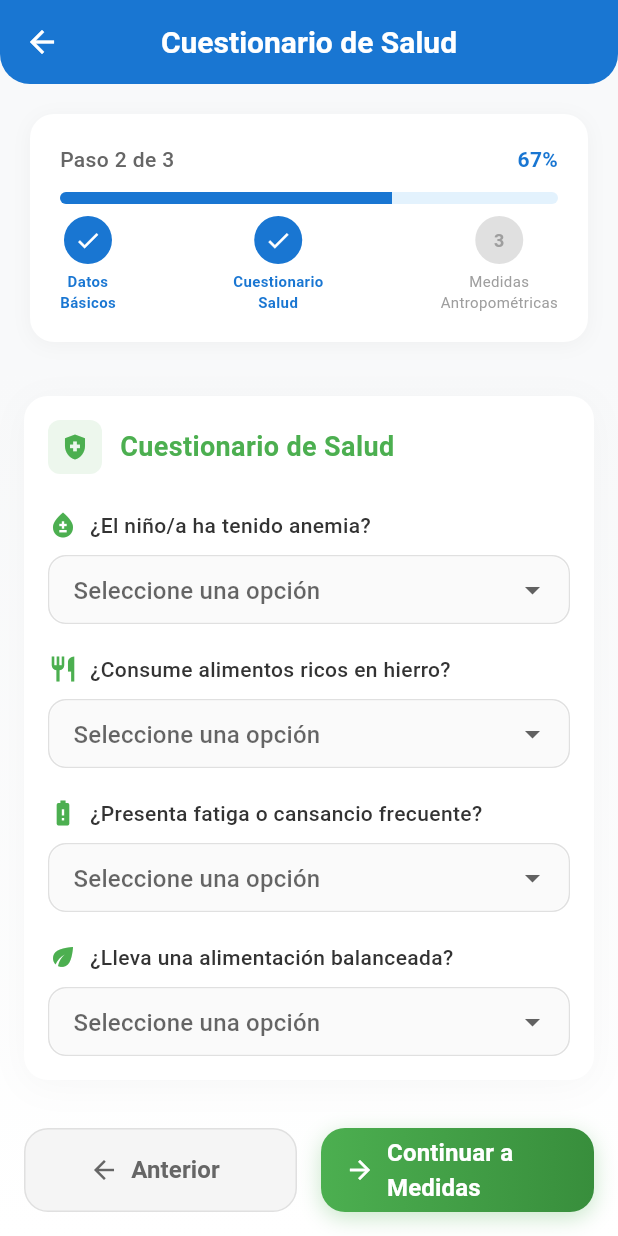
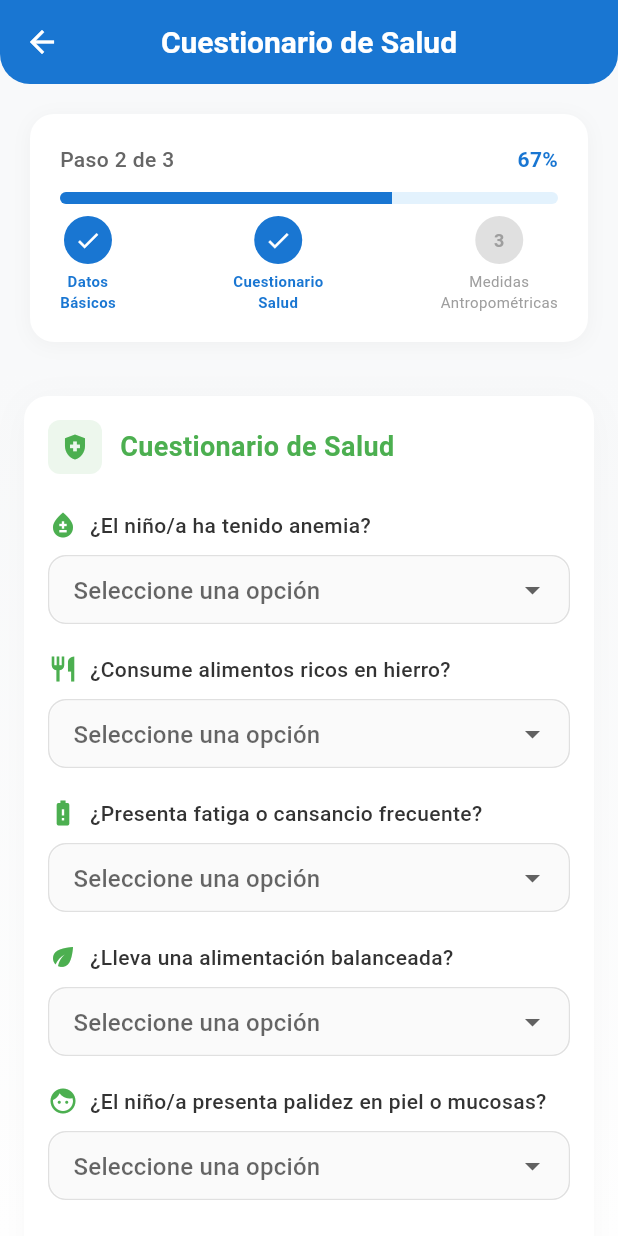
Before and after one commit to NawaCruz/wasiapp, a Flutter app: the RegistroNinoFlow screen opened directly, swiped to page 2, on a phone screen of 412 x 824 dp. Run offline on Flutter 3.47's test engine with Material 3 defaults, Android fonts, the phone set to English and light mode, and no system bars; our stand-ins replace cloud_firestore, firebase_core; accounts and stored records are empty.

Commit message:
Subo cambios del proyecto

```diff
--- a/lib/registro_flow.dart
+++ b/lib/registro_flow.dart
@@ -31,6 +31,9 @@ class _RegistroNinoFlowState extends State<RegistroNinoFlow> {
   String? _alimentosHierro;
   String? _fatiga;
   String? _alimentacionBalanceada;
+  String? _palidez;
+  String? _disminucionRendimiento;
+  String? _riesgoAnemia;
   String? _residenciaSeleccionada;
 
   // Controladores para medidas antropométricas
@@ -630,6 +633,30 @@ class _RegistroNinoFlowState extends State<RegistroNinoFlow> {
                       },
                       'Por favor, indique si lleva alimentación balanceada',
                     ),
+                    const SizedBox(height: 20),
+                    _buildHealthQuestion(
+                      '¿El niño/a presenta palidez en piel o mucosas?',
+                      Icons.face,
+                      _palidez,
+                      (value) {
+                        setState(() {
+                          _palidez = value;
+                        });
+                      },
+                      'Por favor, indique si presenta palidez',
+                    ),
+                    const SizedBox(height: 20),
+                      _buildHealthQuestion(
+                        '¿Ha mostrado el niño/a disminución en el rendimiento escolar o falta de concentración?',
+                        Icons.school,
+                        _disminucionRendimiento,
+                        (value) {
+                          setState(() {
+                            _disminucionRendimiento = value;
+                          });
+                        },
+                        'Por favor, indique si ha notado disminución en el rendimiento',
+                      ),
                   ],
                 ),
               ),
@@ -936,6 +963,19 @@ class _RegistroNinoFlowState extends State<RegistroNinoFlow> {
                                             color: _getColorClasificacion(),
                                           ),
                                         ),
+                                                                                  const SizedBox(height: 4),
+                                          Text(
+                                            'Evaluación de anemia: ${_evaluarRiesgoAnemia(_imcCalculado!, _clasificacionIMC!)}',
+                                            style: TextStyle(
+                                              fontSize: 14,
+                                              fontWeight: FontWeight.w600,
+                                              color: _evaluarRiesgoAnemia(_imcCalculado!, _clasificacionIMC!) == 'Alta Probabilidad de anemia'
+                                                  ? Colors.red
+                                                  : Colors.orange,
+                                            ),
+                                          ),
+
+
                                       ],
                                     ),
                                   ),
@@ -1299,7 +1339,21 @@ class _RegistroNinoFlowState extends State<RegistroNinoFlow> {
       return 'Obesidad';
     }
   }
-
+  // MÉTODO NUEVO - AGREGAR DESPUÉS DEL ANTERIOR
+String _evaluarRiesgoAnemia(double imc, String clasificacionIMC) {
+  // Si el IMC está por debajo del promedio
+  if (clasificacionIMC == 'Bajo peso') {
+    return 'Alta Probabilidad de anemia';
+  }
+  // Si el IMC está por encima del promedio
+  else if (clasificacionIMC == 'Sobrepeso' || clasificacionIMC == 'Obesidad') {
+    return 'Riesgo moderado de anemia - Evaluar con profesional';
+  }
+  // Para IMC normal
+  else {
+    return 'Riesgo bajo de anemia';
+  }
+}
   Color _getColorClasificacion() {
     switch (_clasificacionIMC) {
       case 'Bajo peso':
@@ -1384,10 +1438,13 @@ class _RegistroNinoFlowState extends State<RegistroNinoFlow> {
         'alimentosHierro': _alimentosHierro,
         'fatiga': _fatiga,
         'alimentacionBalanceada': _alimentacionBalanceada,
+        'palidez': _palidez, // Nuevo campo
+        'disminucionRendimiento': _disminucionRendimiento, // Nuevo campo
         'peso': peso,
         'talla': talla,
         'imc': _imcCalculado,
         'clasificacionIMC': _clasificacionIMC,
+        'evaluacionAnemia': _evaluarRiesgoAnemia(_imcCalculado!, _clasificacionIMC!),
         'fechaRegistro': FieldValue.serverTimestamp(),
       });
 
```
